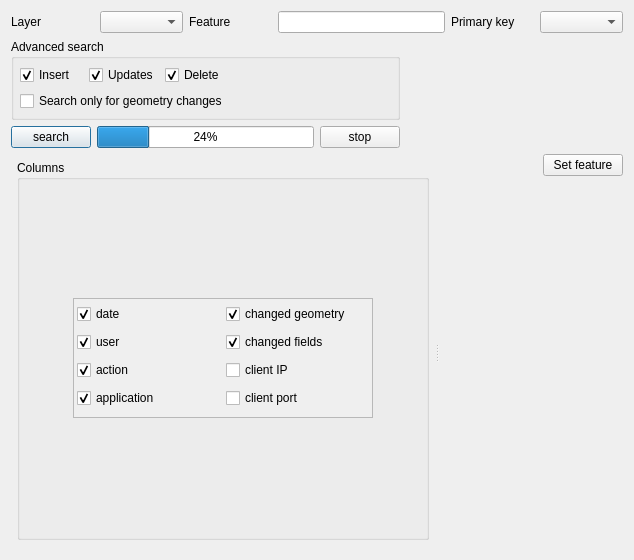
This is ui/ui_showhistory.ui in 3nids/postgres91plusauditor as Qt 5 draws it before an edit. The edited form follows.
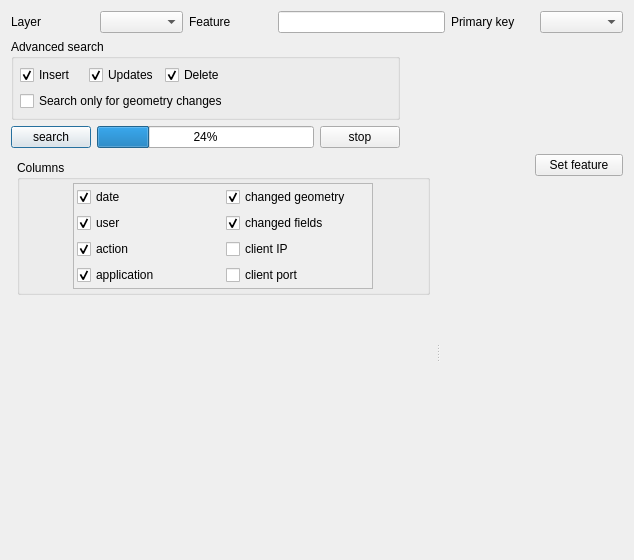
This is the edited form. Custom widgets are drawn as their Qt base class.

```diff
--- a/ui/ui_showhistory.ui
+++ b/ui/ui_showhistory.ui
@@ -188,6 +188,12 @@
        </property>
        <item row="0" column="0">
         <widget class="QgsCollapsibleGroupBoxBasic" name="groupBox">
+         <property name="sizePolicy">
+          <sizepolicy hsizetype="Preferred" vsizetype="Maximum">
+           <horstretch>0</horstretch>
+           <verstretch>0</verstretch>
+          </sizepolicy>
+         </property>
          <property name="title">
           <string>Columns</string>
          </property>
@@ -198,6 +204,12 @@
           <bool>true</bool>
          </property>
          <layout class="QGridLayout" name="gridLayout_2">
+          <property name="margin">
+           <number>3</number>
+          </property>
+          <property name="spacing">
+           <number>3</number>
+          </property>
           <item row="0" column="0">
            <widget class="QScrollArea" name="scrollArea">
             <property name="maximumSize">
@@ -218,7 +230,7 @@
                <x>0</x>
                <y>0</y>
                <width>298</width>
-               <height>118</height>
+               <height>112</height>
               </rect>
              </property>
              <layout class="QGridLayout" name="gridLayout_9">
@@ -316,6 +328,13 @@
        <property name="margin">
         <number>0</number>
        </property>
+       <item row="0" column="2">
+        <widget class="QPushButton" name="pushButton_2">
+         <property name="text">
+          <string>Set feature</string>
+         </property>
+        </widget>
+       </item>
        <item row="0" column="1">
         <spacer name="horizontalSpacer">
          <property name="orientation">
@@ -332,14 +351,7 @@
          </property>
         </spacer>
        </item>
-       <item row="0" column="2">
-        <widget class="QPushButton" name="pushButton_2">
-         <property name="text">
-          <string>Set feature</string>
-         </property>
-        </widget>
-       </item>
-       <item row="1" column="0" colspan="3">
+       <item row="1" column="1" colspan="2">
         <widget class="QWidget" name="differenceViewerWidget" native="true"/>
        </item>
       </layout>
```
